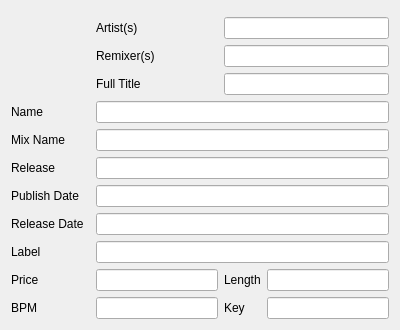
This is uis/trackinfosview.ui in alorence/tym as Qt 5 draws it before an edit. The edited form follows.
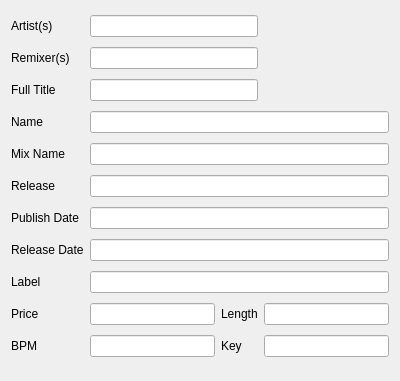
This is the edited form.

Commit message: Improve tracks infos display

```diff
--- a/uis/trackinfosview.ui
+++ b/uis/trackinfosview.ui
@@ -7,7 +7,7 @@
     <x>0</x>
     <y>0</y>
     <width>400</width>
-    <height>300</height>
+    <height>381</height>
    </rect>
   </property>
   <property name="windowTitle">
@@ -114,52 +114,43 @@
    <item row="8" column="2" colspan="3">
     <widget class="QLineEdit" name="d_release"/>
    </item>
-   <item row="0" column="0" rowspan="4" colspan="2">
-    <widget class="QWidget" name="image" native="true">
-     <property name="sizePolicy">
-      <sizepolicy hsizetype="Fixed" vsizetype="Fixed">
-       <horstretch>0</horstretch>
-       <verstretch>0</verstretch>
-      </sizepolicy>
-     </property>
-     <property name="minimumSize">
-      <size>
-       <width>60</width>
-       <height>60</height>
-      </size>
-     </property>
-    </widget>
-   </item>
-   <item row="3" column="3" colspan="2">
-    <widget class="QLineEdit" name="d_title"/>
-   </item>
-   <item row="3" column="2">
-    <widget class="QLabel" name="label_13">
-     <property name="text">
-      <string>Full Title</string>
-     </property>
-    </widget>
-   </item>
-   <item row="2" column="2">
-    <widget class="QLabel" name="label_11">
-     <property name="text">
-      <string>Remixer(s)</string>
-     </property>
-    </widget>
-   </item>
-   <item row="1" column="2">
+   <item row="1" column="0">
     <widget class="QLabel" name="label_7">
      <property name="text">
       <string>Artist(s)</string>
      </property>
     </widget>
    </item>
-   <item row="2" column="3" colspan="2">
-    <widget class="QLineEdit" name="d_remixers"/>
+   <item row="2" column="0">
+    <widget class="QLabel" name="label_11">
+     <property name="text">
+      <string>Remixer(s)</string>
+     </property>
+    </widget>
    </item>
-   <item row="1" column="3" colspan="2">
+   <item row="3" column="0">
+    <widget class="QLabel" name="label_13">
+     <property name="text">
+      <string>Full Title</string>
+     </property>
+    </widget>
+   </item>
+   <item row="1" column="2" colspan="2">
     <widget class="QLineEdit" name="d_artists"/>
    </item>
+   <item row="2" column="2" colspan="2">
+    <widget class="QLineEdit" name="d_remixers"/>
+   </item>
+   <item row="3" column="2" colspan="2">
+    <widget class="QLineEdit" name="d_title"/>
+   </item>
+   <item row="1" column="4" rowspan="3">
+    <widget class="QLabel" name="imageArea">
+     <property name="text">
+      <string/>
+     </property>
+    </widget>
+   </item>
   </layout>
  </widget>
  <resources/>
```
The commit also changes 1 other file.
